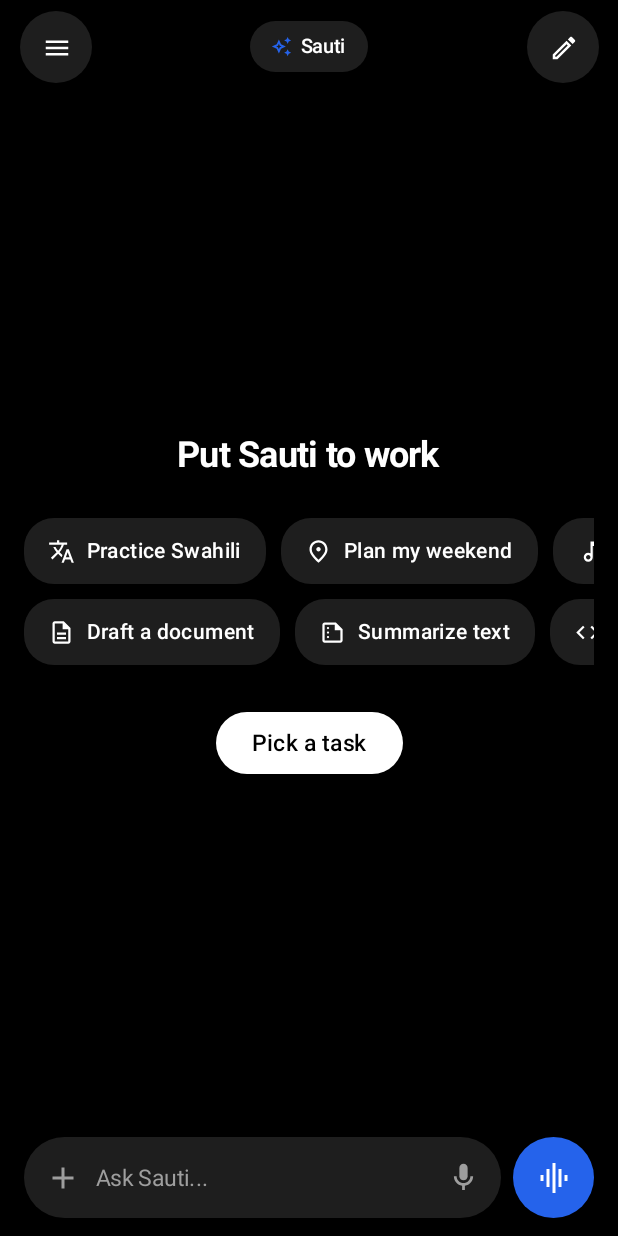
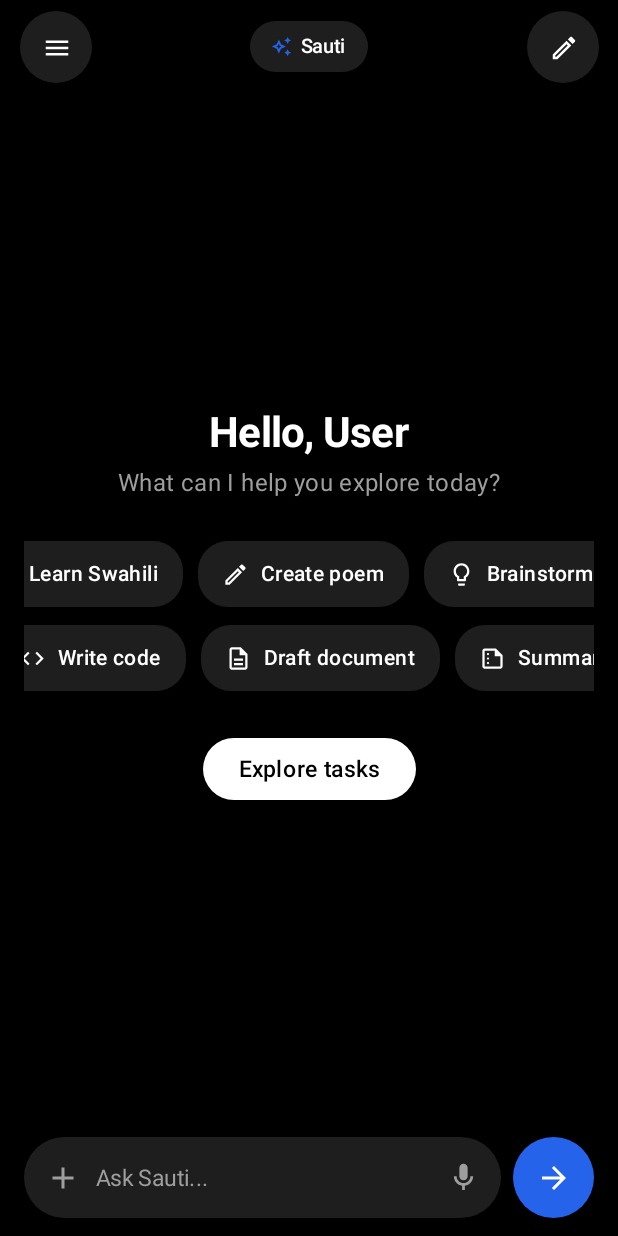
Before and after one commit to jiajiri/sauti, an Android app built with Jetpack Compose: the screen it shows after launch (MainActivity), on a phone screen of 412 x 824 dp. Run offline under Robolectric (Android 15) with nearby library versions, the phone set to English and light mode, and no system bars.

Commit message:
feat(ui): personalized welcome header, looping animation pills, cleaned drawer footer, and composer arrow submit button

```diff
--- a/android/app/src/main/java/com/sauti/app/MainActivity.kt
+++ b/android/app/src/main/java/com/sauti/app/MainActivity.kt
@@ -87,6 +87,19 @@ class MainActivity : ComponentActivity() {
         ttsEngine = TextToSpeechEngine(this)
         powerManager = PowerHardwareManager(this)
         audioRecorderManager = AudioRecorderManager(this)
+
+        // Request runtime microphone permission if not granted so device audio recording works
+        if (androidx.core.content.ContextCompat.checkSelfPermission(
+                this,
+                android.Manifest.permission.RECORD_AUDIO
+            ) != android.content.pm.PackageManager.PERMISSION_GRANTED
+        ) {
+            androidx.core.app.ActivityCompat.requestPermissions(
+                this,
+                arrayOf(android.Manifest.permission.RECORD_AUDIO),
+                101
+            )
+        }
 
         val sautiDb = SautiDatabase.getInstance(this)
         val prefs = com.sauti.app.settings.SautiPreferencesStore(this)
@@ -321,7 +334,7 @@ fun SautiMainApp(
                         }
                     }
 
-                    // Persistent Bottom Footer (Reference 3)
+                    // Persistent Bottom Footer: User Avatar on Left, New Chat Button on Right (No Sound Icon)
                     Row(
                         modifier = Modifier
                             .fillMaxWidth()
@@ -329,7 +342,48 @@ fun SautiMainApp(
                         verticalAlignment = Alignment.CenterVertically,
                         horizontalArrangement = Arrangement.SpaceBetween
                     ) {
-                        // Left: Primary Blue "New Chat" Pill Button (Reference 3)
+                        // Left: Circular User Initials Avatar (Tapping opens Settings)
+                        Row(
+                            verticalAlignment = Alignment.CenterVertically,
+                            horizontalArrangement = Arrangement.spacedBy(10.dp),
+                            modifier = Modifier
+                                .clip(RoundedCornerShape(20.dp))
+                                .clickable {
+                                    viewModel.selectWorkspace(SautiWorkspace.SETTINGS_WORKSPACE)
+                                    coroutineScope.launch { drawerState.close() }
+                                }
+                                .padding(4.dp)
+                        ) {
+                            Box(
+                                modifier = Modifier
+                                    .size(42.dp)
+                                    .clip(CircleShape)
+                                    .background(Color(0xFFE11D48)),
+                                contentAlignment = Alignment.Center
+                            ) {
+                                Text(
+                                    text = userProfile.getAvatarInitial(),
+                                    color = TextWhite,
+                                    fontSize = 16.sp,
+                                    fontWeight = FontWeight.Bold
+                                )
+                            }
+                            Column {
+                                Text(
+                                    text = userProfile.fullName,
+                                    color = TextWhite,
+                                    fontSize = 14.sp,
+                                    fontWeight = FontWeight.SemiBold
+                                )
+                                Text(
+                                    text = "Settings",
+                                    color = TextMuted,
+                                    fontSize = 12.sp
+                                )
+                            }
+                        }
+
+                        // Right: Primary Blue "New Chat" Pill Button
                         Button(
                             onClick = {
                                 viewModel.createNewSession()
@@ -345,47 +399,8 @@ fun SautiMainApp(
                                 tint = TextWhite,
                                 modifier = Modifier.size(18.dp)
                             )
-                            Spacer(modifier = Modifier.width(8.dp))
-                            Text("Chat", color = TextWhite, fontSize = 14.sp, fontWeight = FontWeight.SemiBold)
-                        }
-
-                        // Center: Circular User Initials Avatar (Tapping opens Settings)
-                        Box(
-                            modifier = Modifier
-                                .size(42.dp)
-                                .clip(CircleShape)
-                                .background(Color(0xFFE11D48))
-                                .clickable {
-                                    viewModel.selectWorkspace(SautiWorkspace.SETTINGS_WORKSPACE)
-                                    coroutineScope.launch { drawerState.close() }
-                                },
-                            contentAlignment = Alignment.Center
-                        ) {
-                            Text(
-                                text = userProfile.getAvatarInitial(),
-                                color = TextWhite,
-                                fontSize = 16.sp,
-                                fontWeight = FontWeight.Bold
-                            )
-                        }
-
-                        // Right: Circular Waveform Icon Button (Reference 3)
-                        IconButton(
-                            onClick = {
-                                viewModel.selectWorkspace(SautiWorkspace.AUDIO_WORKSPACE)
-                                coroutineScope.launch { drawerState.close() }
-                            },
-                            modifier = Modifier
-                                .size(42.dp)
-                                .clip(CircleShape)
-                                .background(WaveformBtnBg)
-                        ) {
-                            Icon(
-                                imageVector = Icons.Outlined.GraphicEq,
-                                contentDescription = "Audio Mode",
-                                tint = TextWhite,
-                                modifier = Modifier.size(20.dp)
-                            )
+                            Spacer(modifier = Modifier.width(6.dp))
+                            Text("New chat", color = TextWhite, fontSize = 14.sp, fontWeight = FontWeight.SemiBold)
                         }
                     }
                 }
--- a/android/app/src/main/java/com/sauti/app/tts/TextToSpeechEngine.kt
+++ b/android/app/src/main/java/com/sauti/app/tts/TextToSpeechEngine.kt
@@ -17,16 +17,17 @@ enum class VoicePersona(
     val personaName: String,
     val pitch: Float,
     val speechRate: Float,
-    val description: String
+    val description: String,
+    val genderPreference: String = "neutral"
 ) {
-    MAWIMBI("Mawimbi", 1.02f, 0.94f, "Warm, flowing, natural conversational East African cadence"),
-    NGURUMO("Ngurumo", 0.88f, 0.88f, "Deep, grounded, authoritative broadcast-quality voice"),
-    MWANGA("Mwanga", 1.15f, 0.98f, "Bright, crisp, energetic modern voice")
+    MAWIMBI("Mawimbi", 1.0f, 0.95f, "Warm, flowing, natural conversational East African cadence", "female"),
+    NGURUMO("Ngurumo", 0.72f, 0.86f, "Deep, grounded, authoritative broadcast-quality baritone voice", "male"),
+    MWANGA("Mwanga", 1.32f, 1.08f, "Bright, crisp, energetic modern voice", "female")
 }
 
 /**
  * 100% Offline Sovereign Text-To-Speech Engine.
- * Dynamically shapes acoustic profiles (Pitch, Rate, Pronunciation) across all 3 personas
+ * Dynamically shapes acoustic profiles (Pitch, Rate, Pronunciation, Voice Selection) across all 3 personas
  * ensuring crystal-clear playback on physical devices and emulators without network calls.
  */
 class TextToSpeechEngine(
@@ -49,6 +50,38 @@ class TextToSpeechEngine(
     private fun applyPersonaParameters(persona: VoicePersona) {
         tts?.setPitch(persona.pitch)
         tts?.setSpeechRate(persona.speechRate)
+
+        // Try to match specific available voice in system TTS engine if available
+        try {
+            val availableVoices = tts?.voices
+            if (!availableVoices.isNullOrEmpty()) {
+                val matchedVoice = when (persona) {
+                    VoicePersona.NGURUMO -> {
+                        availableVoices.firstOrNull {
+                            it.name.contains("male", ignoreCase = true) ||
+                            it.name.contains("low", ignoreCase = true) ||
+                            it.name.contains("deep", ignoreCase = true)
+                        } ?: availableVoices.firstOrNull { it.quality >= android.speech.tts.Voice.QUALITY_NORMAL }
+                    }
+                    VoicePersona.MWANGA -> {
+                        availableVoices.firstOrNull {
+                            it.name.contains("female", ignoreCase = true) ||
+                            it.name.contains("high", ignoreCase = true)
+                        } ?: availableVoices.lastOrNull()
+                    }
+                    VoicePersona.MAWIMBI -> {
+                        availableVoices.firstOrNull {
+                            it.locale.language.startsWith("sw")
+                        } ?: availableVoices.firstOrNull()
+                    }
+                }
+                if (matchedVoice != null) {
+                    tts?.voice = matchedVoice
+                }
+            }
+        } catch (e: Exception) {
+            Log.w(TAG, "Voice selection fallback: ${e.message}")
+        }
     }
 
     override fun onInit(status: Int) {
--- a/android/app/src/main/java/com/sauti/app/ui/screens/ChatScreen.kt
+++ b/android/app/src/main/java/com/sauti/app/ui/screens/ChatScreen.kt
@@ -13,6 +13,8 @@ import androidx.compose.foundation.shape.CircleShape
 import androidx.compose.foundation.shape.RoundedCornerShape
 import androidx.compose.foundation.text.BasicTextField
 import androidx.compose.material.icons.Icons
+import androidx.compose.material.icons.automirrored.outlined.ArrowForward
+import androidx.compose.material.icons.automirrored.outlined.VolumeUp
 import androidx.compose.material.icons.outlined.*
 import androidx.compose.material3.*
 import androidx.compose.runtime.*
@@ -73,6 +75,7 @@ fun ChatScreen(
     val activeSessionId by viewModel?.activeSessionId?.collectAsState() ?: remember { mutableStateOf(null) }
     val activeSessionTitle by viewModel?.activeSessionTitle?.collectAsState() ?: remember { mutableStateOf("New Chat") }
     val persistedMessages by viewModel?.activeMessages?.collectAsState() ?: remember { mutableStateOf(emptyList<com.sauti.app.data.local.ChatMessage>()) }
+    val userProfile by viewModel?.userProfile?.collectAsState() ?: remember { mutableStateOf(com.sauti.app.data.model.UserProfile("User")) }
 
     var streamingMessage by remember { mutableStateOf<ConversationalMessage?>(null) }
     var inputMessage by remember { mutableStateOf("") }
@@ -307,17 +310,23 @@ fun ChatScreen(
                     }
                 }
 
-                // Far-Right Circular Blue Live-Waveform Button (Reference 6)
+                // Far-Right Circular Blue Send Arrow Button (Reference: user request)
                 IconButton(
-                    onClick = onVoiceClick,
+                    onClick = {
+                        if (inputMessage.isNotBlank()) {
+                            submitPrompt(inputMessage)
+                        } else {
+                            onVoiceClick()
+                        }
+                    },
                     modifier = Modifier
                         .size(54.dp)
                         .clip(CircleShape)
                         .background(AccentBlue)
                 ) {
                     Icon(
-                        imageVector = Icons.Outlined.GraphicEq,
-                        contentDescription = "Live Voice Mode",
+                        imageVector = Icons.AutoMirrored.Outlined.ArrowForward,
+                        contentDescription = "Send message",
                         tint = TextWhite,
                         modifier = Modifier.size(24.dp)
                     )
@@ -331,7 +340,7 @@ fun ChatScreen(
                 .padding(innerPadding)
         ) {
             if (displayMessages.isEmpty()) {
-                // ── Empty State Centerpiece (Reference 6) ─────────────────────────
+                // ── Warm Personalized Welcome Centerpiece ─────────────────────────
                 Column(
                     modifier = Modifier
                         .fillMaxSize()
@@ -339,69 +348,53 @@ fun ChatScreen(
                     horizontalAlignment = Alignment.CenterHorizontally,
                     verticalArrangement = Arrangement.Center
                 ) {
+                    val firstName = userProfile.fullName.trim().split("\\s+".toRegex()).firstOrNull { it.isNotEmpty() } ?: "there"
                     Text(
-                        text = "Put Sauti to work",
+                        text = "Hello, $firstName",
                         color = TextWhite,
-                        fontSize = 24.sp,
+                        fontSize = 28.sp,
                         fontWeight = FontWeight.Bold,
                         letterSpacing = (-0.5).sp
+                    )
+                    Spacer(modifier = Modifier.height(6.dp))
+                    Text(
+                        text = "What can I help you explore today?",
+                        color = TextMuted,
+                        fontSize = 16.sp,
+                        fontWeight = FontWeight.Normal
                     )
 
                     Spacer(modifier = Modifier.height(28.dp))
 
-                    // Row 1: Staggered horizontal scrolling chips
-                    Row(
-                        modifier = Modifier
-                            .fillMaxWidth()
-                            .horizontalScroll(rememberScrollState()),
-                        horizontalArrangement = Arrangement.spacedBy(10.dp)
-                    ) {
-                        SuggestionChipItem(
-                            icon = Icons.Outlined.Translate,
-                            label = "Practice Swahili",
-                            onClick = { submitPrompt("Hujambo Sauti, tuongee kwa Kiswahili fasaha kuhusu siku yangu.") }
-                        )
-                        SuggestionChipItem(
-                            icon = Icons.Outlined.Place,
-                            label = "Plan my weekend",
-                            onClick = { submitPrompt("Nipe mpango mzuri wa kutumia wikendi yangu kwa utulivu.") }
-                        )
-                        SuggestionChipItem(
-                            icon = Icons.Outlined.MusicNote,
-                            label = "Stories & culture",
-                            onClick = { submitPrompt("Niambie hadithi ya kusisimua kuhusu utamaduni wa pwani.") }
-                        )
-                    }
+                    // Row 1: Smooth Infinite Scrolling Chips (Drifting Left)
+                    AutoScrollingChipRow(
+                        items = listOf(
+                            Triple(Icons.Outlined.Translate, "Learn Swahili", "Hujambo Sauti, nifundishe misemo ya kawaida ya Kiswahili kwa urahisi."),
+                            Triple(Icons.Outlined.Create, "Create poem", "Nitungie shairi zuri lenye vina kuhusu amani na upendo."),
+                            Triple(Icons.Outlined.Lightbulb, "Brainstorm ideas", "Nipe mawazo mapya ya kuanzisha mradi mdogo wa kidijitali."),
+                            Triple(Icons.Outlined.MusicNote, "Stories & folklore", "Niambie hadithi fupi ya kusisimua ya utamaduni wa pwani.")
+                        ),
+                        scrollDirection = 1, // Drifting left
+                        onItemClick = { submitPrompt(it) }
+                    )
 
-                    Spacer(modifier = Modifier.height(10.dp))
+                    Spacer(modifier = Modifier.height(12.dp))
 
-                    // Row 2: Staggered horizontal scrolling chips
-                    Row(
-                        modifier = Modifier
-                            .fillMaxWidth()
-                            .horizontalScroll(rememberScrollState()),
-                        horizontalArrangement = Arrangement.spacedBy(10.dp)
-                    ) {
-                        SuggestionChipItem(
-                            icon = Icons.Outlined.Description,
-                            label = "Draft a document",
-                            onClick = { submitPrompt("Andika barua rasmi ya kuomba kazi kwa lugha ya kitaalamu.") }
-                        )
-                        SuggestionChipItem(
-                            icon = Icons.Outlined.Summarize,
-                            label = "Summarize text",
-                            onClick = { submitPrompt("Fafanua kwa ufupi mambo makuu ya kuzingatia unapoanza biashara.") }
-                        )
-                        SuggestionChipItem(
-                            icon = Icons.Outlined.Code,
-                            label = "Write code",
-                            onClick = { submitPrompt("Andika function ya Python inayopanga data haraka.") }
-                        )
-                    }
+                    // Row 2: Smooth Infinite Scrolling Chips (Drifting Right)
+                    AutoScrollingChipRow(
+                        items = listOf(
+                            Triple(Icons.Outlined.Code, "Write code", "Andika function ya Python inayopanga data haraka."),
+                            Triple(Icons.Outlined.Description, "Draft document", "Andika barua rasmi ya kuomba kazi kwa lugha ya kitaalamu."),
+                            Triple(Icons.Outlined.Summarize, "Summarize notes", "Fafanua kwa ufupi mambo makuu ya kuzingatia unapoanza biashara."),
+                            Triple(Icons.Outlined.Psychology, "Quick advice", "Nipe ushauri mzuri wa kupanga muda wangu wa siku.")
+                        ),
+                        scrollDirection = -1, // Drifting right
+                        onItemClick = { submitPrompt(it) }
+                    )
 
                     Spacer(modifier = Modifier.height(28.dp))
 
-                    // Centered High-Contrast White Pill CTA Button (Reference 6)
+                    // Centered High-Contrast White Pill CTA Button
                     Button(
                         onClick = { submitPrompt("Niambie jinsi unavyoweza kunisaidia leo kama msaidizi wa kibinafsi.") },
                         shape = RoundedCornerShape(24.dp),
@@ -412,7 +405,7 @@ fun ChatScreen(
                         contentPadding = PaddingValues(horizontal = 24.dp, vertical = 12.dp)
                     ) {
                         Text(
-                            text = "Pick a task",
+                            text = "Explore tasks",
                             color = Color.Black,
                             fontSize = 15.sp,
                             fontWeight = FontWeight.SemiBold
@@ -474,6 +467,67 @@ private fun SuggestionChipItem(
     }
 }
 
+/**
+ * Infinite looping chip row that slowly and continuously drifts horizontally,
+ * while allowing individual items to remain clickable.
+ */
+@Composable
+private fun AutoScrollingChipRow(
+    items: List<Triple<androidx.compose.ui.graphics.vector.ImageVector, String, String>>,
+    scrollDirection: Int, // 1 for drifting left, -1 for drifting right
+    onItemClick: (String) -> Unit
+) {
+    val scrollState = rememberScrollState()
+
+    // Infinite gentle continuous drifting animation loop
+    LaunchedEffect(scrollDirection) {
+        val initialScroll = if (scrollDirection < 0) 3000 else 0
+        if (scrollDirection < 0) {
+            scrollState.scrollTo(initialScroll)
+        }
+        while (true) {
+            val target = if (scrollDirection > 0) {
+                (scrollState.value + 400).coerceAtMost(scrollState.maxValue)
+            } else {
+                (scrollState.value - 400).coerceAtLeast(0)
+            }
+
+            if (scrollDirection > 0 && scrollState.value >= scrollState.maxValue - 10) {
+                scrollState.scrollTo(0)
+            } else if (scrollDirection < 0 && scrollState.value <= 10) {
+                scrollState.scrollTo(scrollState.maxValue)
+            } else {
+                scrollState.animateScrollTo(
+                    value = target,
+                    animationSpec = androidx.compose.animation.core.tween(
+                        durationMillis = 3500,
+                        easing = androidx.compose.animation.core.LinearEasing
+                    )
+                )
+            }
+            kotlinx.coroutines.delay(10)
+        }
+    }
+
+    // Multiply items so the row has plenty of repeating content to loop smoothly
+    val repeatedItems = remember(items) { items + items + items + items }
+
+    Row(
+        modifier = Modifier
+            .fillMaxWidth()
+            .horizontalScroll(scrollState),
+        horizontalArrangement = Arrangement.spacedBy(10.dp)
+    ) {
+        repeatedItems.forEach { (icon, label, prompt) ->
+            SuggestionChipItem(
+                icon = icon,
+                label = label,
+                onClick = { onItemClick(prompt) }
+            )
+        }
+    }
+}
+
 @Composable
 private fun MessageBubbleRow(
     message: ConversationalMessage,
@@ -523,7 +577,7 @@ private fun MessageBubbleRow(
                             modifier = Modifier.size(24.dp)
                         ) {
                             Icon(
-                                imageVector = Icons.Outlined.VolumeUp,
+                                imageVector = Icons.AutoMirrored.Outlined.VolumeUp,
                                 contentDescription = "Read aloud",
                                 tint = TextMuted,
                                 modifier = Modifier.size(16.dp)
```
